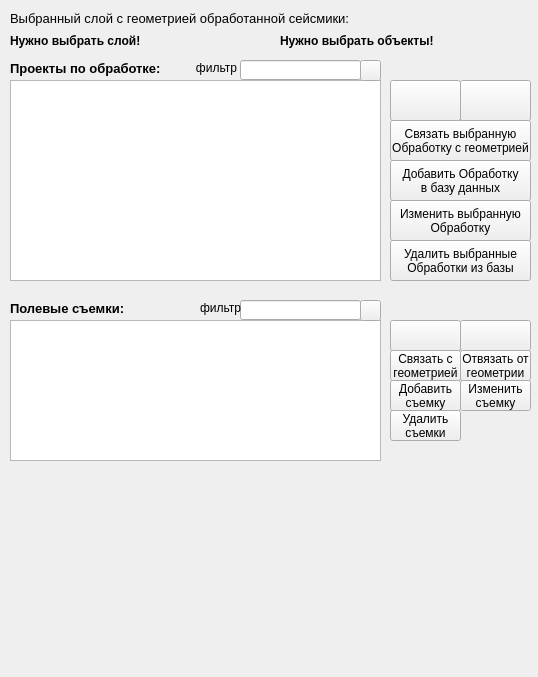
First picture: the form in geo_dm_dockwidget_seis_proc.ui, repository stepanosokin/geo_dm, before the edit.
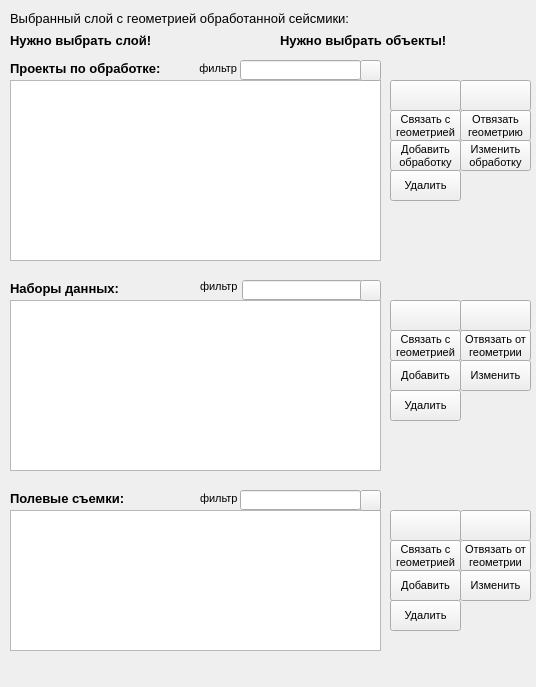
Second picture: the form after the edit. Custom widgets are drawn as their Qt base class.

Commit message: Added seismic datasets preview for selected processings; Fixed some issues.

What changed in the file:
```diff
--- a/geo_dm_dockwidget_seis_proc.ui
+++ b/geo_dm_dockwidget_seis_proc.ui
@@ -6,8 +6,8 @@
    <rect>
     <x>0</x>
     <y>0</y>
-    <width>538</width>
-    <height>677</height>
+    <width>536</width>
+    <height>687</height>
    </rect>
   </property>
   <property name="minimumSize">
@@ -28,6 +28,13 @@
     <height>500</height>
    </size>
   </property>
+  <property name="font">
+   <font>
+    <pointsize>10</pointsize>
+    <weight>50</weight>
+    <bold>false</bold>
+   </font>
+  </property>
   <property name="windowTitle">
    <string>Manage Processed Seismic</string>
   </property>
@@ -54,9 +61,9 @@
     <property name="geometry">
      <rect>
       <x>390</x>
-      <y>120</y>
-      <width>141</width>
-      <height>41</height>
+      <y>110</y>
+      <width>71</width>
+      <height>31</height>
      </rect>
     </property>
     <property name="sizePolicy">
@@ -65,37 +72,66 @@
       <verstretch>0</verstretch>
      </sizepolicy>
     </property>
+    <property name="font">
+     <font>
+      <pointsize>8</pointsize>
+      <weight>50</weight>
+      <bold>false</bold>
+     </font>
+    </property>
+    <property name="toolTip">
+     <string>Связать выбранную обработку с выбранной геометрией</string>
+    </property>
     <property name="text">
-     <string>Связать выбранную
-Обработку с геометрией</string>
+     <string>Связать с
+геометрией</string>
     </property>
    </widget>
    <widget class="QPushButton" name="addProcPushButton">
     <property name="geometry">
      <rect>
       <x>390</x>
-      <y>160</y>
-      <width>141</width>
-      <height>41</height>
+      <y>140</y>
+      <width>71</width>
+      <height>31</height>
      </rect>
     </property>
+    <property name="font">
+     <font>
+      <pointsize>8</pointsize>
+      <weight>50</weight>
+      <bold>false</bold>
+     </font>
+    </property>
+    <property name="toolTip">
+     <string>Добавить в базу данных новую Обработку</string>
+    </property>
     <property name="text">
-     <string>Добавить Обработку
-в базу данных</string>
+     <string>Добавить
+обработку</string>
     </property>
    </widget>
    <widget class="QPushButton" name="deleteProcPushButton">
     <property name="geometry">
      <rect>
       <x>390</x>
-      <y>240</y>
-      <width>141</width>
-      <height>41</height>
+      <y>170</y>
+      <width>71</width>
+      <height>31</height>
      </rect>
     </property>
+    <property name="font">
+     <font>
+      <pointsize>8</pointsize>
+      <weight>50</weight>
+      <bold>false</bold>
+     </font>
+    </property>
+    <property name="toolTip">
+     <string>Удалить выбранные обработки</string>
+    </property>
     <property name="text">
-     <string>Удалить выбранные
-Обработки из базы</string>
+     <string>Удалить</string>
     </property>
    </widget>
    <widget class="QTableWidget" name="procTableWidget">
@@ -104,7 +140,7 @@
       <x>10</x>
       <y>80</y>
       <width>371</width>
-      <height>201</height>
+      <height>181</height>
      </rect>
     </property>
    </widget>
@@ -158,6 +194,7 @@
     </property>
     <property name="font">
      <font>
+      <pointsize>10</pointsize>
       <weight>75</weight>
       <bold>true</bold>
      </font>
@@ -169,15 +206,25 @@
    <widget class="QPushButton" name="updateProcPushButton">
     <property name="geometry">
      <rect>
-      <x>390</x>
-      <y>200</y>
-      <width>141</width>
-      <height>41</height>
+      <x>460</x>
+      <y>140</y>
+      <width>71</width>
+      <height>31</height>
      </rect>
     </property>
+    <property name="font">
+     <font>
+      <pointsize>8</pointsize>
+      <weight>50</weight>
+      <bold>false</bold>
+     </font>
+    </property>
+    <property name="toolTip">
+     <string>Изменить выбранную обработку</string>
+    </property>
     <property name="text">
-     <string>Изменить выбранную
-Обработку</string>
+     <string>Изменить
+обработку</string>
     </property>
    </widget>
    <widget class="QPushButton" name="selectProcForSelectedGeometryButton">
@@ -186,7 +233,7 @@
       <x>390</x>
       <y>80</y>
       <width>71</width>
-      <height>41</height>
+      <height>31</height>
      </rect>
     </property>
     <property name="toolTip">
@@ -197,8 +244,8 @@
     </property>
     <property name="iconSize">
      <size>
-      <width>32</width>
-      <height>32</height>
+      <width>28</width>
+      <height>28</height>
      </size>
     </property>
     <property name="flat">
@@ -211,7 +258,7 @@
       <x>460</x>
       <y>80</y>
       <width>71</width>
-      <height>41</height>
+      <height>31</height>
      </rect>
     </property>
     <property name="toolTip">
@@ -238,6 +285,7 @@
     </property>
     <property name="font">
      <font>
+      <pointsize>10</pointsize>
       <weight>75</weight>
       <bold>true</bold>
      </font>
@@ -250,7 +298,7 @@
     <property name="geometry">
      <rect>
       <x>10</x>
-      <y>300</y>
+      <y>490</y>
       <width>171</width>
       <height>16</height>
      </rect>
@@ -270,7 +318,7 @@
     <property name="geometry">
      <rect>
       <x>10</x>
-      <y>320</y>
+      <y>510</y>
       <width>371</width>
       <height>141</height>
      </rect>
@@ -280,7 +328,7 @@
     <property name="geometry">
      <rect>
       <x>390</x>
-      <y>320</y>
+      <y>510</y>
       <width>71</width>
       <height>31</height>
      </rect>
@@ -293,8 +341,8 @@
     </property>
     <property name="iconSize">
      <size>
-      <width>32</width>
-      <height>32</height>
+      <width>28</width>
+      <height>28</height>
      </size>
     </property>
    </widget>
@@ -302,7 +350,7 @@
     <property name="geometry">
      <rect>
       <x>360</x>
-      <y>300</y>
+      <y>490</y>
       <width>21</width>
       <height>21</height>
      </rect>
@@ -318,7 +366,7 @@
     <property name="geometry">
      <rect>
       <x>460</x>
-      <y>320</y>
+      <y>510</y>
       <width>71</width>
       <height>31</height>
      </rect>
@@ -340,11 +388,18 @@
     <property name="geometry">
      <rect>
       <x>390</x>
-      <y>350</y>
+      <y>540</y>
       <width>71</width>
       <height>31</height>
      </rect>
     </property>
+    <property name="font">
+     <font>
+      <pointsize>8</pointsize>
+      <weight>50</weight>
+      <bold>false</bold>
+     </font>
+    </property>
     <property name="toolTip">
      <string>Связать выбранные съемки с выбранной геометрией</string>
     </property>
@@ -357,11 +412,18 @@
     <property name="geometry">
      <rect>
       <x>460</x>
-      <y>350</y>
+      <y>540</y>
       <width>71</width>
       <height>31</height>
      </rect>
     </property>
+    <property name="font">
+     <font>
+      <pointsize>8</pointsize>
+      <weight>50</weight>
+      <bold>false</bold>
+     </font>
+    </property>
     <property name="toolTip">
      <string>Отвязать выбранные съемки от выбранной геометрии</string>
     </property>
@@ -374,51 +436,69 @@
     <property name="geometry">
      <rect>
       <x>390</x>
-      <y>380</y>
+      <y>570</y>
       <width>71</width>
       <height>31</height>
      </rect>
     </property>
+    <property name="font">
+     <font>
+      <pointsize>8</pointsize>
+      <weight>50</weight>
+      <bold>false</bold>
+     </font>
+    </property>
     <property name="toolTip">
      <string>Добавить новую съемку в базу</string>
     </property>
     <property name="text">
-     <string>Добавить
-съемку</string>
+     <string>Добавить</string>
     </property>
    </widget>
    <widget class="QPushButton" name="deleteSurveyPushButton">
     <property name="geometry">
      <rect>
       <x>390</x>
-      <y>410</y>
+      <y>600</y>
       <width>71</width>
       <height>31</height>
      </rect>
     </property>
+    <property name="font">
+     <font>
+      <pointsize>8</pointsize>
+      <weight>50</weight>
+      <bold>false</bold>
+     </font>
+    </property>
     <property name="toolTip">
      <string>Удалить выбранные съемки из базы</string>
     </property>
     <property name="text">
-     <string>Удалить
-съемки</string>
+     <string>Удалить</string>
     </property>
    </widget>
    <widget class="QPushButton" name="updateSurveyPushButton">
     <property name="geometry">
      <rect>
       <x>460</x>
-      <y>380</y>
+      <y>570</y>
       <width>71</width>
       <height>31</height>
      </rect>
     </property>
+    <property name="font">
+     <font>
+      <pointsize>8</pointsize>
+      <weight>50</weight>
+      <bold>false</bold>
+     </font>
+    </property>
     <property name="toolTip">
      <string>Изменить выбранную съемку</string>
     </property>
     <property name="text">
-     <string>Изменить
-съемку</string>
+     <string>Изменить</string>
     </property>
    </widget>
    <widget class="QLineEdit" name="procFilterLineEdit">
@@ -440,6 +520,13 @@
       <height>16</height>
      </rect>
     </property>
+    <property name="font">
+     <font>
+      <pointsize>8</pointsize>
+      <weight>50</weight>
+      <bold>false</bold>
+     </font>
+    </property>
     <property name="text">
      <string>фильтр</string>
     </property>
@@ -451,7 +538,7 @@
     <property name="geometry">
      <rect>
       <x>240</x>
-      <y>300</y>
+      <y>490</y>
       <width>121</width>
       <height>20</height>
      </rect>
@@ -464,15 +551,274 @@
     <property name="geometry">
      <rect>
       <x>200</x>
-      <y>300</y>
+      <y>490</y>
       <width>47</width>
       <height>16</height>
      </rect>
     </property>
+    <property name="font">
+     <font>
+      <pointsize>8</pointsize>
+      <weight>50</weight>
+      <bold>false</bold>
+     </font>
+    </property>
     <property name="text">
      <string>фильтр</string>
     </property>
    </widget>
+   <widget class="QLabel" name="datasetListLabel">
+    <property name="geometry">
+     <rect>
+      <x>10</x>
+      <y>280</y>
+      <width>181</width>
+      <height>16</height>
+     </rect>
+    </property>
+    <property name="font">
+     <font>
+      <pointsize>10</pointsize>
+      <weight>75</weight>
+      <bold>true</bold>
+     </font>
+    </property>
+    <property name="text">
+     <string>Наборы данных:</string>
+    </property>
+   </widget>
+   <widget class="QTableWidget" name="datasetTableWidget">
+    <property name="geometry">
+     <rect>
+      <x>10</x>
+      <y>300</y>
+      <width>371</width>
+      <height>171</height>
+     </rect>
+    </property>
+   </widget>
+   <widget class="QLineEdit" name="datasetFilterLineEdit">
+    <property name="geometry">
+     <rect>
+      <x>242</x>
+      <y>280</y>
+      <width>121</width>
+      <height>20</height>
+     </rect>
+    </property>
+   </widget>
+   <widget class="QLabel" name="datasetFilterLabel">
+    <property name="geometry">
+     <rect>
+      <x>200</x>
+      <y>280</y>
+      <width>47</width>
+      <height>13</height>
+     </rect>
+    </property>
+    <property name="font">
+     <font>
+      <pointsize>8</pointsize>
+      <weight>50</weight>
+      <bold>false</bold>
+     </font>
+    </property>
+    <property name="text">
+     <string>фильтр</string>
+    </property>
+   </widget>
+   <widget class="QPushButton" name="refreshDatasetButton">
+    <property name="geometry">
+     <rect>
+      <x>360</x>
+      <y>280</y>
+      <width>21</width>
+      <height>21</height>
+     </rect>
+    </property>
+    <property name="text">
+     <string/>
+    </property>
+   </widget>
+   <widget class="QPushButton" name="selectDatasetForSelectedGeometryButton">
+    <property name="geometry">
+     <rect>
+      <x>390</x>
+      <y>300</y>
+      <width>71</width>
+      <height>31</height>
+     </rect>
+    </property>
+    <property name="text">
+     <string/>
+    </property>
+    <property name="iconSize">
+     <size>
+      <width>28</width>
+      <height>28</height>
+     </size>
+    </property>
+   </widget>
+   <widget class="QPushButton" name="selectGeometryForSelectedDatasetButton">
+    <property name="geometry">
+     <rect>
+      <x>460</x>
+      <y>300</y>
+      <width>71</width>
+      <height>31</height>
+     </rect>
+    </property>
+    <property name="text">
+     <string/>
+    </property>
+    <property name="iconSize">
+     <size>
+      <width>32</width>
+      <height>32</height>
+     </size>
+    </property>
+   </widget>
+   <widget class="QPushButton" name="linkDatasetToGeometryButton">
+    <property name="geometry">
+     <rect>
+      <x>390</x>
+      <y>330</y>
+      <width>71</width>
+      <height>31</height>
+     </rect>
+    </property>
+    <property name="font">
+     <font>
+      <pointsize>8</pointsize>
+      <weight>50</weight>
+      <bold>false</bold>
+     </font>
+    </property>
+    <property name="toolTip">
+     <string>Связать выбранные наборы данных с выбранной геометрией</string>
+    </property>
+    <property name="text">
+     <string>Связать с
+геометрией</string>
+    </property>
+   </widget>
+   <widget class="QPushButton" name="unlinkDatasetFromGeometryButton">
+    <property name="geometry">
+     <rect>
+      <x>460</x>
+      <y>330</y>
+      <width>71</width>
+      <height>31</height>
+     </rect>
+    </property>
+    <property name="font">
+     <font>
+      <pointsize>8</pointsize>
+      <weight>50</weight>
+      <bold>false</bold>
+     </font>
+    </property>
+    <property name="toolTip">
+     <string>Отвязать выбранные наборы данных от геометрии</string>
+    </property>
+    <property name="text">
+     <string>Отвязать от
+геометрии</string>
+    </property>
+   </widget>
+   <widget class="QPushButton" name="addDatasetPushButton">
+    <property name="geometry">
+     <rect>
+      <x>390</x>
+      <y>360</y>
+      <width>71</width>
+      <height>31</height>
+     </rect>
+    </property>
+    <property name="font">
+     <font>
+      <pointsize>8</pointsize>
+      <weight>50</weight>
+      <bold>false</bold>
+     </font>
+    </property>
+    <property name="toolTip">
+     <string>Добавить новый набор данных</string>
+    </property>
+    <property name="text">
+     <string>Добавить</string>
+    </property>
+   </widget>
+   <widget class="QPushButton" name="updateDatasetPushButton">
+    <property name="geometry">
+     <rect>
+      <x>460</x>
+      <y>360</y>
+      <width>71</width>
+      <height>31</height>
+     </rect>
+    </property>
+    <property name="font">
+     <font>
+      <pointsize>8</pointsize>
+      <weight>50</weight>
+      <bold>false</bold>
+     </font>
+    </property>
+    <property name="toolTip">
+     <string>Изменить выбранный набор данных</string>
+    </property>
+    <property name="text">
+     <string>Изменить</string>
+    </property>
+   </widget>
+   <widget class="QPushButton" name="deleteDatasetPushButton">
+    <property name="geometry">
+     <rect>
+      <x>390</x>
+      <y>390</y>
+      <width>71</width>
+      <height>31</height>
+     </rect>
+    </property>
+    <property name="font">
+     <font>
+      <pointsize>8</pointsize>
+      <weight>50</weight>
+      <bold>false</bold>
+     </font>
+    </property>
+    <property name="toolTip">
+     <string>Удалить выбранные наборы данных</string>
+    </property>
+    <property name="text">
+     <string>Удалить</string>
+    </property>
+   </widget>
+   <widget class="QPushButton" name="unlinkProcFromGeometryButton">
+    <property name="geometry">
+     <rect>
+      <x>460</x>
+      <y>110</y>
+      <width>71</width>
+      <height>31</height>
+     </rect>
+    </property>
+    <property name="font">
+     <font>
+      <pointsize>8</pointsize>
+      <weight>50</weight>
+      <bold>false</bold>
+     </font>
+    </property>
+    <property name="toolTip">
+     <string>Отвязать выбранную геометрию от обработки (обнулить поле Обработка для выбранной геометрии)</string>
+    </property>
+    <property name="text">
+     <string>Отвязать
+геометрию</string>
+    </property>
+   </widget>
   </widget>
  </widget>
  <customwidgets>
```
Left out of the diff: 4 changed lines with no effect on the pictures. The commit also changes 1 other file.
